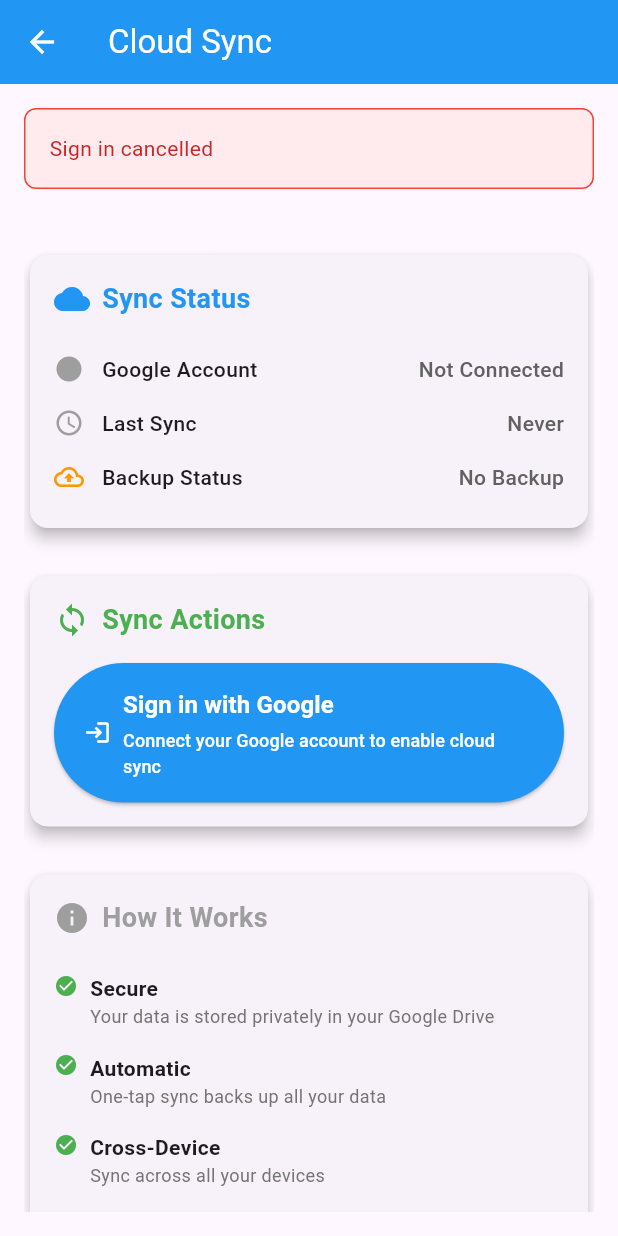
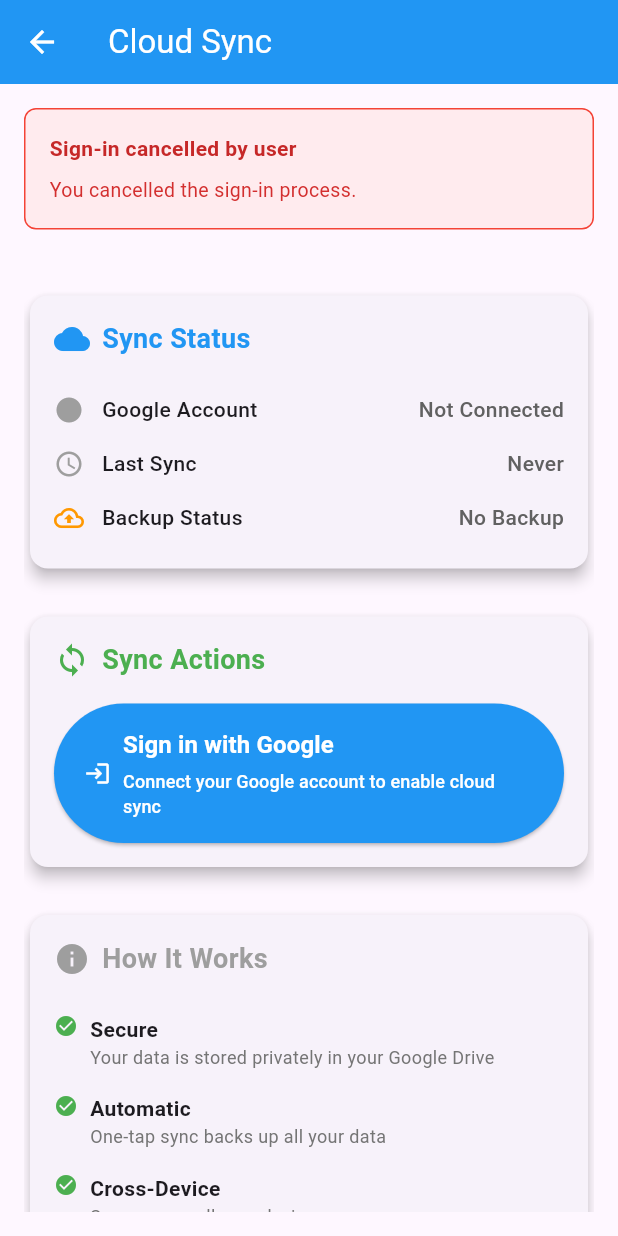
Before and after one commit to zigahchristian/flutter-financial-tracker, a Flutter app: the SimpleCloudSyncPage screen opened directly, after a tap on "Sign in with Google", on a phone screen of 412 x 824 dp. Run offline on Flutter 3.47's test engine with Material 3 defaults, Android fonts, the light colour scheme and no system bars; our stand-ins replace fl_chart, google_sign_in, pdf, printing, shared_preferences, sqflite and 2 more; accounts and stored records are empty.

Commit message:
fixing cloud update

```diff
--- a/lib/screens/charts_page.dart
+++ b/lib/screens/charts_page.dart
@@ -106,6 +106,7 @@
   }
 
   Widget _buildProfitLossChart(BuildContext context) {
+    // ignore: unused_local_variable
     final netProfit = _totalSales - _totalExpenses;
     final screenWidth = MediaQuery.of(context).size.width;
     final isSmallScreen = screenWidth < 400;
--- a/lib/screens/cloud_sync_page.dart
+++ b/lib/screens/cloud_sync_page.dart
@@ -11,6 +11,7 @@
   bool _isLoading = false;
   String _statusMessage = '';
   bool _statusIsError = false;
+  String _statusDetail = '';
   Map<String, dynamic> _syncStatus = {};
   GoogleSignInAccount? _currentUser;
 
@@ -42,10 +43,11 @@
     }
   }
 
-  void _showStatus(String message, {bool isError = false}) {
+  void _showStatus(String message, {bool isError = false, String detail = ''}) {
     setState(() {
       _statusMessage = message;
       _statusIsError = isError;
+      _statusDetail = detail;
     });
 
     // Clear status after 5 seconds
@@ -53,6 +55,7 @@
       if (mounted) {
         setState(() {
           _statusMessage = '';
+          _statusDetail = '';
         });
       }
     });
@@ -65,12 +68,20 @@
     });
 
     try {
-      final user = await CloudSyncService.signIn();
-      if (user != null) {
-        _showStatus('Signed in successfully as ${user.email}');
+      final result = await CloudSyncService.signIn();
+
+      // CloudSyncService.signIn() now returns Map<String, dynamic>
+      if (result['success'] == true) {
+        _showStatus(result['message'] ?? 'Signed in');
         await _loadSyncStatus();
       } else {
-        _showStatus('Sign in cancelled', isError: true);
+        final errorCode = (result['errorCode'] ?? 'SIGN_IN_FAILED') as String;
+        final message = (result['message'] ?? 'Sign-in failed') as String;
+        _showStatus(
+          message,
+          isError: true,
+          detail: _getSignInErrorDetail(errorCode),
+        );
       }
     } catch (e) {
       _showStatus('Error signing in: $e', isError: true);
@@ -87,9 +98,13 @@
     });
 
     try {
-      await CloudSyncService.signOut();
-      _showStatus('Signed out successfully');
-      await _loadSyncStatus();
+      final result = await CloudSyncService.signOut();
+      if (result['success'] == true) {
+        _showStatus(result['message'] ?? 'Signed out successfully');
+        await _loadSyncStatus();
+      } else {
+        _showStatus(result['message'] ?? 'Sign out failed', isError: true);
+      }
     } catch (e) {
       _showStatus('Error signing out: $e', isError: true);
     } finally {
@@ -128,12 +143,14 @@
     });
 
     try {
-      final success = await CloudSyncService.restoreData();
-      if (success) {
-        _showStatus('Data restored successfully!');
+      final result = await CloudSyncService.restoreData();
+      if (result['success'] == true) {
+        _showStatus(result['message'] ?? 'Data restored successfully!');
         await _loadSyncStatus();
       } else {
-        _showStatus('Restore failed or no backup found', isError: true);
+        final action = result['action'] ?? '';
+        final detail = action == 'signin_required' ? 'Please sign in to Google to restore your data.' : '';
+        _showStatus(result['message'] ?? 'Restore failed or no backup found', isError: true, detail: detail);
       }
     } catch (e) {
       _showStatus('Error during restore: $e', isError: true);
@@ -141,6 +158,27 @@
       setState(() {
         _isLoading = false;
       });
+    }
+  }
+
+  String _getSignInErrorDetail(String errorCode) {
+    switch (errorCode) {
+      case 'NETWORK_ERROR':
+        return 'Please check your internet connection and try again.';
+      case 'DEVELOPER_ERROR':
+        return 'There is a configuration issue with the app. Please contact support.';
+      case 'SCOPE_DENIED':
+        return 'Required permissions were not granted. Please try again and accept all permissions.';
+      case 'INVALID_ACCOUNT':
+        return 'The selected Google account cannot be used. Please try a different account.';
+      case 'CANCELLED':
+        return 'You cancelled the sign-in process.';
+      case 'MISSING_PLUGIN':
+        return 'The Google Sign-In plugin is not available on this platform or not registered. Try a full restart or run on Android/iOS.';
+      case 'UNSUPPORTED_PLATFORM':
+        return 'Google Sign-In is not supported on this platform. Use Android, iOS or Web, or add a desktop implementation.';
+      default:
+        return 'An unknown error occurred. Please try again.';
     }
   }
 
@@ -191,11 +229,27 @@
                     ),
                     borderRadius: BorderRadius.circular(8),
                   ),
-                  child: Text(
-                    _statusMessage,
-                    style: TextStyle(
-                      color: _statusIsError ? Colors.red[800] : Colors.green[800],
-                    ),
+                  child: Column(
+                    crossAxisAlignment: CrossAxisAlignment.start,
+                    children: [
+                      Text(
+                        _statusMessage,
+                        style: TextStyle(
+                          color: _statusIsError ? Colors.red[800] : Colors.green[800],
+                          fontWeight: FontWeight.bold,
+                        ),
+                      ),
+                      if (_statusDetail.isNotEmpty) ...[
+                        SizedBox(height: 8),
+                        Text(
+                          _statusDetail,
+                          style: TextStyle(
+                            color: _statusIsError ? Colors.red[700] : Colors.green[700],
+                            fontSize: 13,
+                          ),
+                        ),
+                      ],
+                    ],
                   ),
                 ),
 
--- a/lib/services/cloud_sync_service.dart
+++ b/lib/services/cloud_sync_service.dart
@@ -1,4 +1,5 @@
 import 'dart:convert';
+import 'package:flutter/foundation.dart';
 import 'package:google_sign_in/google_sign_in.dart';
 import 'package:http/http.dart' as http;
 import 'package:shared_preferences/shared_preferences.dart';
@@ -8,7 +9,8 @@
   static final GoogleSignIn _googleSignIn = GoogleSignIn(
     scopes: [
       'email',
-      'https://www.googleapis.com/auth/drive.file', // Add Drive scope
+      'https://www.googleapis.com/auth/drive.appdata', // AppData folder scope
+      'https://www.googleapis.com/auth/drive.file', // Drive file scope
     ],
     signInOption: SignInOption.standard, // Use standard sign-in
   );
@@ -38,47 +40,87 @@
     }
   }
 
-  // Sign in to Google
-  static Future<GoogleSignInAccount?> signIn() async {
+  // Sign in to Google - returns a result map to match UI expectations
+  static Future<Map<String, dynamic>> signIn() async {
+    // Prevent calling plugin on unsupported desktop platforms where
+    // the google_sign_in plugin may not have a native implementation.
+    if (!kIsWeb && !(defaultTargetPlatform == TargetPlatform.android || defaultTargetPlatform == TargetPlatform.iOS)) {
+      print('Google Sign-In not supported on this platform: $defaultTargetPlatform');
+      return {
+        'success': false,
+        'message': 'Google Sign-In is not supported on this platform',
+        'errorCode': 'UNSUPPORTED_PLATFORM',
+      };
+    }
     try {
       print('Starting Google Sign-In...');
       final account = await _googleSignIn.signIn();
+
       if (account != null) {
         print('Sign-in successful: ${account.email}');
-        // Get auth headers to ensure they're available
-        final headers = await account.authHeaders;
-        print('Auth headers obtained successfully');
-        return account;
+        // Ensure auth headers are available
+        try {
+          final headers = await account.authHeaders;
+          if (headers['Authorization'] == null) {
+            print('Auth headers missing after sign-in');
+          }
+        } catch (e) {
+          print('Warning getting auth headers: $e');
+        }
+
+        return {
+          'success': true,
+          'message': 'Signed in as ${account.email}',
+          'account': account,
+        };
       } else {
         print('Sign-in cancelled by user');
-        return null;
+        return {
+          'success': false,
+          'message': 'Sign-in cancelled by user',
+          'errorCode': 'CANCELLED',
+        };
       }
     } catch (error) {
       print('Google Sign-In error: $error');
       print('Error type: ${error.runtimeType}');
 
-      // Provide more specific error messages
-      if (error.toString().contains('SIGN_IN_REQUIRED')) {
-        print('Sign-in required - user needs to authenticate');
-      } else if (error.toString().contains('NETWORK_ERROR')) {
-        print('Network error during sign-in');
-      } else if (error.toString().contains('SIGN_IN_FAILED')) {
-        print('Sign-in failed - check configuration');
+      var code = 'SIGN_IN_FAILED';
+      final msg = error.toString();
+      // Map MissingPluginException and other common plugin errors
+      if (msg.contains('MissingPluginException') || msg.contains('No implementation found for method')) {
+        code = 'MISSING_PLUGIN';
       }
+      if (msg.contains('NETWORK_ERROR')) code = 'NETWORK_ERROR';
+      else if (msg.contains('DEVELOPER_ERROR')) code = 'DEVELOPER_ERROR';
+      else if (msg.contains('SCOPE')) code = 'SCOPE_DENIED';
+      else if (msg.contains('INVALID_ACCOUNT')) code = 'INVALID_ACCOUNT';
 
-      return null;
+      return {
+        'success': false,
+        'message': 'Google sign-in failed',
+        'errorCode': code,
+        'error': msg,
+      };
     }
   }
 
-  // Sign out from Google
-  static Future<void> signOut() async {
+  // Sign out from Google - returns result map for UI
+  static Future<Map<String, dynamic>> signOut() async {
     try {
       await _googleSignIn.signOut();
       await _clearSyncTimestamp();
       print('Sign-out successful');
+      return {
+        'success': true,
+        'message': 'Signed out successfully',
+      };
     } catch (e) {
       print('Error during sign-out: $e');
-      rethrow;
+      return {
+        'success': false,
+        'message': 'Error signing out: ${e.toString()}',
+      };
     }
   }
 
@@ -147,12 +189,16 @@
     }
   }
 
-  // Simple restore from Google Drive
-  static Future<bool> restoreData() async {
+  // Simple restore from Google Drive - returns result map for UI
+  static Future<Map<String, dynamic>> restoreData() async {
     try {
       final authHeaders = await getAuthHeaders();
       if (authHeaders == null) {
-        throw Exception('Please sign in to Google first');
+        return {
+          'success': false,
+          'message': 'Please sign in to Google first',
+          'action': 'signin_required',
+        };
       }
 
       // Get the latest backup file from App Data folder
@@ -181,19 +227,40 @@
           );
 
           if (downloadResponse.statusCode == 200) {
-            return await _restoreFromBackupData(downloadResponse.body);
+            final ok = await _restoreFromBackupData(downloadResponse.body);
+            return {
+              'success': ok,
+              'message': ok ? 'Restore completed successfully' : 'Failed to restore data',
+              'action': ok ? 'restore' : 'restore_failed',
+            };
           } else {
-            throw Exception('Failed to download backup: ${downloadResponse.statusCode}');
+            return {
+              'success': false,
+              'message': 'Failed to download backup: ${downloadResponse.statusCode}',
+              'action': 'drive_access_failed',
+            };
           }
         } else {
-          throw Exception('No backup found. Please create a backup first.');
+          return {
+            'success': false,
+            'message': 'No backup found. Please create a backup first.',
+            'action': 'no_backup',
+          };
         }
       } else {
-        throw Exception('Failed to list backup files: ${response.statusCode}');
+        return {
+          'success': false,
+          'message': 'Failed to list backup files: ${response.statusCode}',
+          'action': 'drive_access_failed',
+        };
       }
     } catch (e) {
       print('Error restoring data: $e');
-      return false;
+      return {
+        'success': false,
+        'message': 'Error restoring data: ${e.toString()}',
+        'action': 'error',
+      };
     }
   }
 
```
Also changed, not shown: 7 other files.
